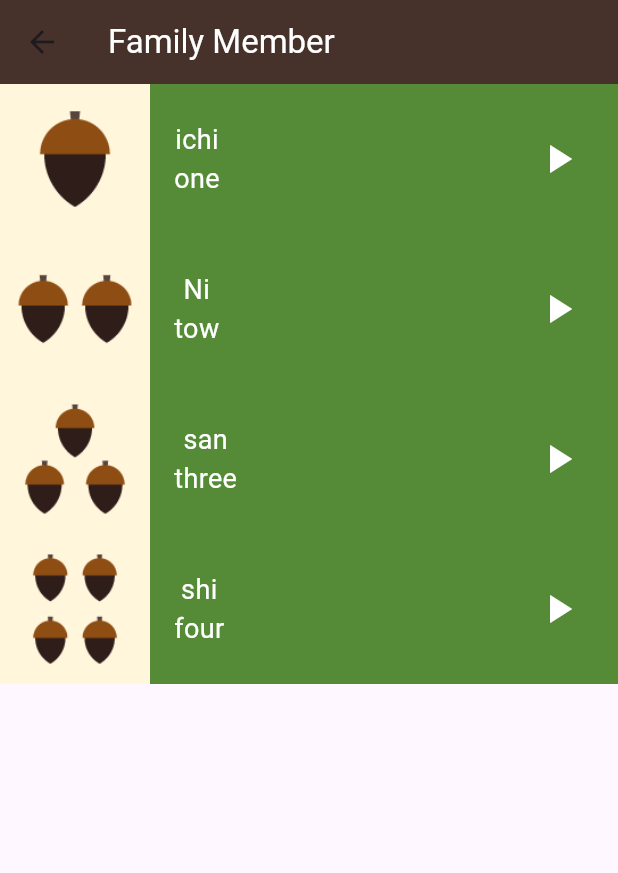
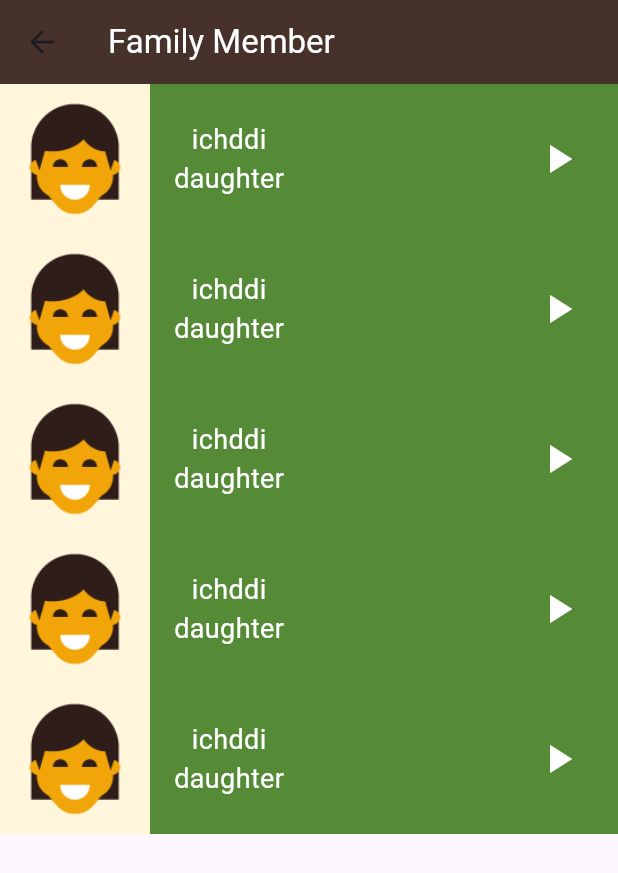
Before and after one commit to mahabdo571/toku_app, a Flutter app: the FamilyMemberPage screen opened directly, on a phone screen of 412 x 824 dp. Shown: the top 873 px of the screen. Run offline on Flutter 3.47's test engine with Material 3 defaults, Android fonts, the phone set to English and light mode, and no system bars; our stand-ins replace audioplayers.

Commit message:
update FamilyMemberPage to include family member items and add sound assets for family members

```diff
--- a/lib/screens/fqmily_members.dart
+++ b/lib/screens/fqmily_members.dart
@@ -6,28 +6,34 @@ class FamilyMemberPage extends StatelessWidget {
   const FamilyMemberPage({super.key});
   final List<ItemModel> numbers = const [
     ItemModel(
-      image: 'assets/images/numbers/number_one.png',
-      jpName: 'ichi',
-      enName: 'one',
-      soundPath: 'sounds/numbers/number_one_sound.mp3',
+      image: 'assets/images/family_members/family_daughter.png',
+      jpName: 'ichddi',
+      enName: 'daughter',
+      soundPath: 'sounds/family_members/daughter.wav',
     ),
     ItemModel(
-      image: 'assets/images/numbers/number_two.png',
-      jpName: 'Ni',
-      enName: 'tow',
-      soundPath: 'sounds/numbers/number_two_sound.mp3',
+      image: 'assets/images/family_members/family_daughter.png',
+      jpName: 'ichddi',
+      enName: 'daughter',
+      soundPath: 'sounds/family_members/daughter.wav',
     ),
     ItemModel(
-      image: 'assets/images/numbers/number_three.png',
-      jpName: 'san',
-      enName: 'three',
-      soundPath: 'sounds/numbers/number_three_sound.mp3',
+      image: 'assets/images/family_members/family_daughter.png',
+      jpName: 'ichddi',
+      enName: 'daughter',
+      soundPath: 'sounds/family_members/daughter.wav',
     ),
     ItemModel(
-      image: 'assets/images/numbers/number_four.png',
-      jpName: 'shi',
-      enName: 'four',
-      soundPath: 'sounds/numbers/number_four_sound.mp3',
+      image: 'assets/images/family_members/family_daughter.png',
+      jpName: 'ichddi',
+      enName: 'daughter',
+      soundPath: 'sounds/family_members/daughter.wav',
+    ),
+    ItemModel(
+      image: 'assets/images/family_members/family_daughter.png',
+      jpName: 'ichddi',
+      enName: 'daughter',
+      soundPath: 'sounds/family_members/daughter.wav',
     ),
   ];
 
--- a/pubspec.yaml
+++ b/pubspec.yaml
@@ -24,3 +24,4 @@ flutter:
     - assets/images/numbers/
     - assets/sounds/colors/
     - assets/sounds/numbers/
+    - assets/sounds/family_members/
```
